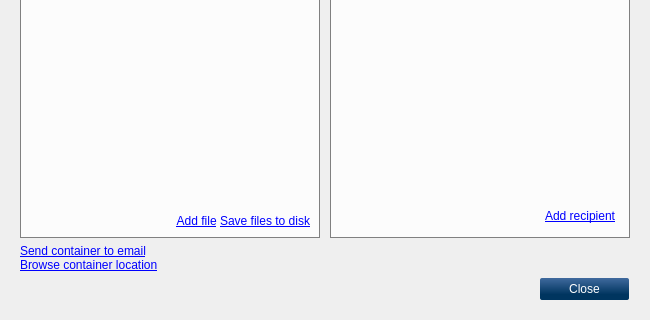
Before: the Qt Designer form qdigidoccrypto/trunk/src/ui/MainWindow.ui in tixsys/esteid, drawn with Qt 5; both pictures show x 0 to 650 and y 220 to 540 of the 650 by 540 pixel window.
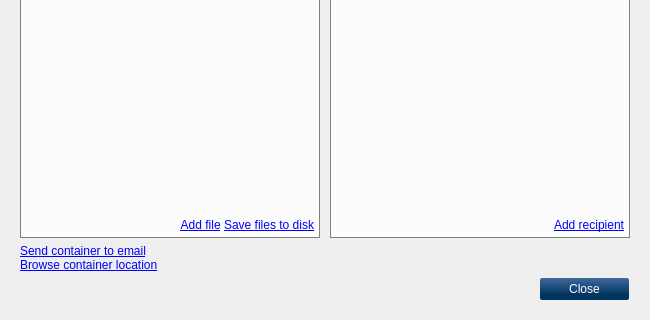
After: the same form once the commit is applied. The open tabs and pages were chosen to show the change. Icons and pictures are not drawn.

Commit message: qdigidoccrypto: fix Ticket #195, Cleanup ui and some code

The edit to the form file:
```diff
--- a/qdigidoccrypto/trunk/src/ui/MainWindow.ui
+++ b/qdigidoccrypto/trunk/src/ui/MainWindow.ui
@@ -128,33 +128,29 @@
 font: bold;
 }
 
-#viewContentFrame
-{
-background-color: rgba( 255, 255, 255, 200 );
-border: 1px solid gray;
-color: #355670;
-}
-
+#home, #intro, #view,
 #viewContentView
-{
-background-color: transparent;
-padding: 5px;
-}
-
-#home, #intro, #view
 { background-color: transparent; }
 
+#viewContentFrame
+{
+background-color: rgba( 255, 255, 255, 200 );
+border: 1px solid gray;
+color: #355670;
+padding: 5px;
+}
+
+#viewKeysFrame
+{
+background-color: rgba( 255, 255, 255, 200 );
+border: 1px solid gray;
+padding: 5px;
+}
+
 #viewKeys, #viewKeysScroll
 {
 background-color: transparent;
 color: #71889A;
-}
-
-#viewKeysFrame
-{
-background-color: rgba( 255, 255, 255, 200 );
-border: 1px solid gray;
-padding: 5px;
 }</string>
   </property>
   <layout class="QVBoxLayout" name="MainLayout">
@@ -604,6 +600,9 @@
              <enum>QFrame::Raised</enum>
             </property>
             <layout class="QVBoxLayout" name="verticalLayout">
+             <property name="margin">
+              <number>0</number>
+             </property>
              <item>
               <widget class="QTreeWidget" name="viewContentView">
                <property name="frameShape">
@@ -658,6 +657,9 @@
              <enum>QFrame::Raised</enum>
             </property>
             <layout class="QVBoxLayout" name="verticalLayout_2">
+             <property name="margin">
+              <number>0</number>
+             </property>
              <item>
               <widget class="QScrollArea" name="viewKeysScroll">
                <property name="frameShape">
@@ -674,8 +676,8 @@
                  <rect>
                   <x>0</x>
                   <y>0</y>
-                  <width>280</width>
-                  <height>199</height>
+                  <width>288</width>
+                  <height>192</height>
                  </rect>
                 </property>
                 <layout class="QVBoxLayout" name="viewKeysLayout">
```
The commit also changes 2 other files.
